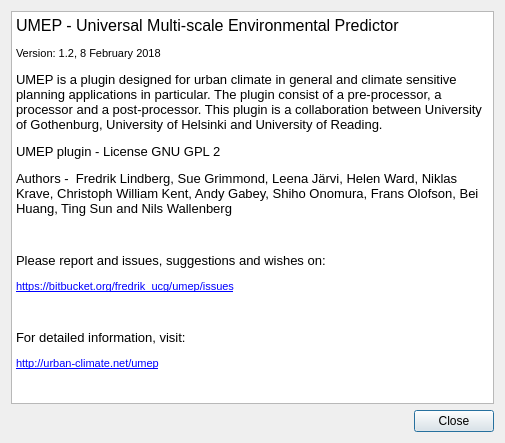
Qt form UMEP_about.ui (UMEP-dev/UMEP) before a commit.
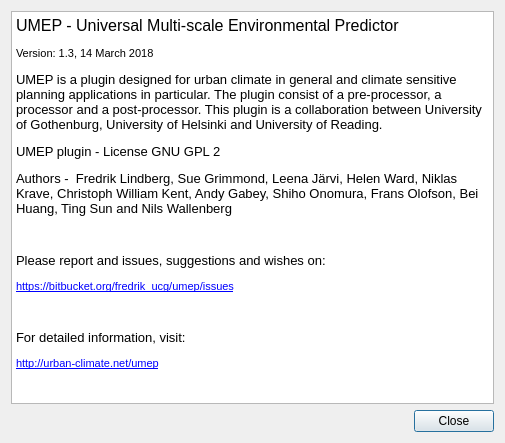
The same form after that commit.

```diff
--- a/UMEP_about.ui
+++ b/UMEP_about.ui
@@ -31,7 +31,7 @@
 p, li { white-space: pre-wrap; }
 &lt;/style&gt;&lt;/head&gt;&lt;body style=&quot; font-family:'MS Shell Dlg 2'; font-size:8.25pt; font-weight:400; font-style:normal;&quot;&gt;
 &lt;p style=&quot; margin-top:0px; margin-bottom:0px; margin-left:0px; margin-right:0px; -qt-block-indent:0; text-indent:0px;&quot;&gt;&lt;span style=&quot; font-size:12pt;&quot;&gt;UMEP - Universal Multi-scale Environmental Predictor &lt;/span&gt;&lt;/p&gt;
-&lt;p style=&quot; margin-top:12px; margin-bottom:12px; margin-left:0px; margin-right:0px; -qt-block-indent:0; text-indent:0px;&quot;&gt;&lt;span style=&quot; font-size:8pt;&quot;&gt;Version: 1.2, 8 February 2018&lt;/span&gt;&lt;/p&gt;
+&lt;p style=&quot; margin-top:12px; margin-bottom:12px; margin-left:0px; margin-right:0px; -qt-block-indent:0; text-indent:0px;&quot;&gt;&lt;span style=&quot; font-size:8pt;&quot;&gt;Version: 1.3, 14 March 2018&lt;/span&gt;&lt;/p&gt;
 &lt;p style=&quot; margin-top:12px; margin-bottom:12px; margin-left:0px; margin-right:0px; -qt-block-indent:0; text-indent:0px;&quot;&gt;&lt;span style=&quot; font-size:10pt;&quot;&gt;UMEP is a plugin designed for urban climate in general and climate sensitive planning applications in particular. The plugin consist of a pre-processor, a processor and a post-processor. This plugin is a collaboration between University of Gothenburg, University of Helsinki and University of Reading.&lt;/span&gt;&lt;/p&gt;
 &lt;p style=&quot; margin-top:12px; margin-bottom:12px; margin-left:0px; margin-right:0px; -qt-block-indent:0; text-indent:0px;&quot;&gt;&lt;span style=&quot; font-size:10pt;&quot;&gt;UMEP plugin - License GNU GPL 2&lt;/span&gt;&lt;/p&gt;
 &lt;p style=&quot; margin-top:12px; margin-bottom:12px; margin-left:0px; margin-right:0px; -qt-block-indent:0; text-indent:0px;&quot;&gt;&lt;span style=&quot; font-size:10pt;&quot;&gt;Authors -  Fredrik Lindberg, Sue Grimmond, Leena Järvi, Helen Ward, Niklas Krave, Christoph William Kent, Andy Gabey, Shiho Onomura, Frans Olofson, Bei Huang, Ting Sun and Nils Wallenberg&lt;/span&gt;&lt;/p&gt;
```
